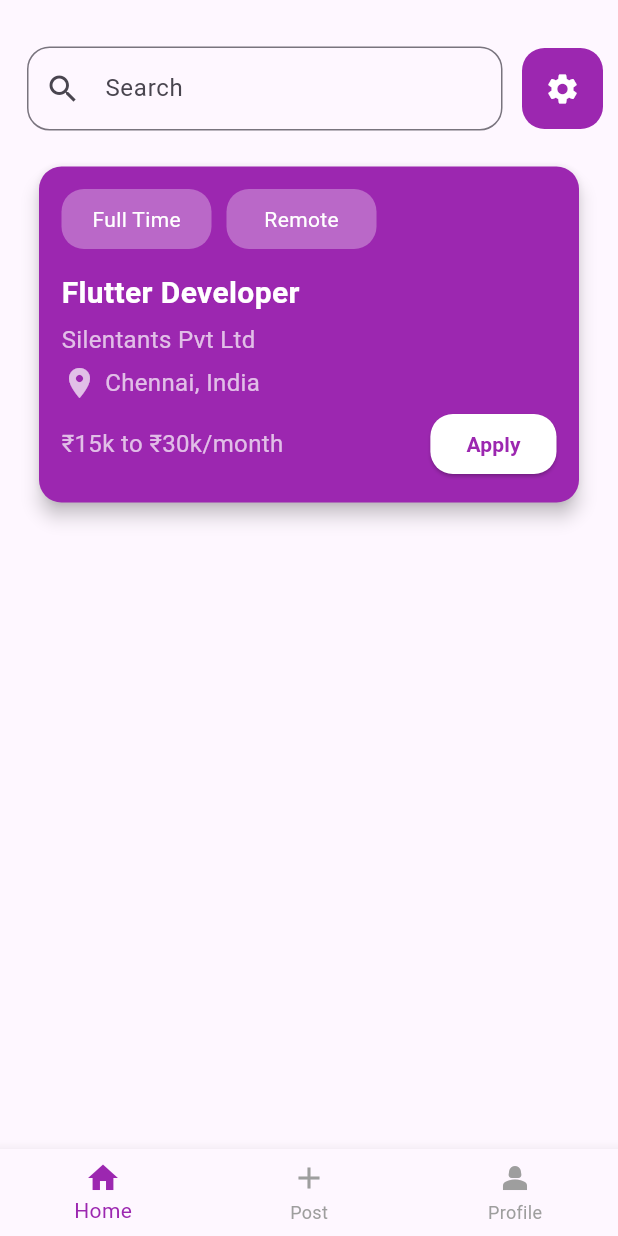
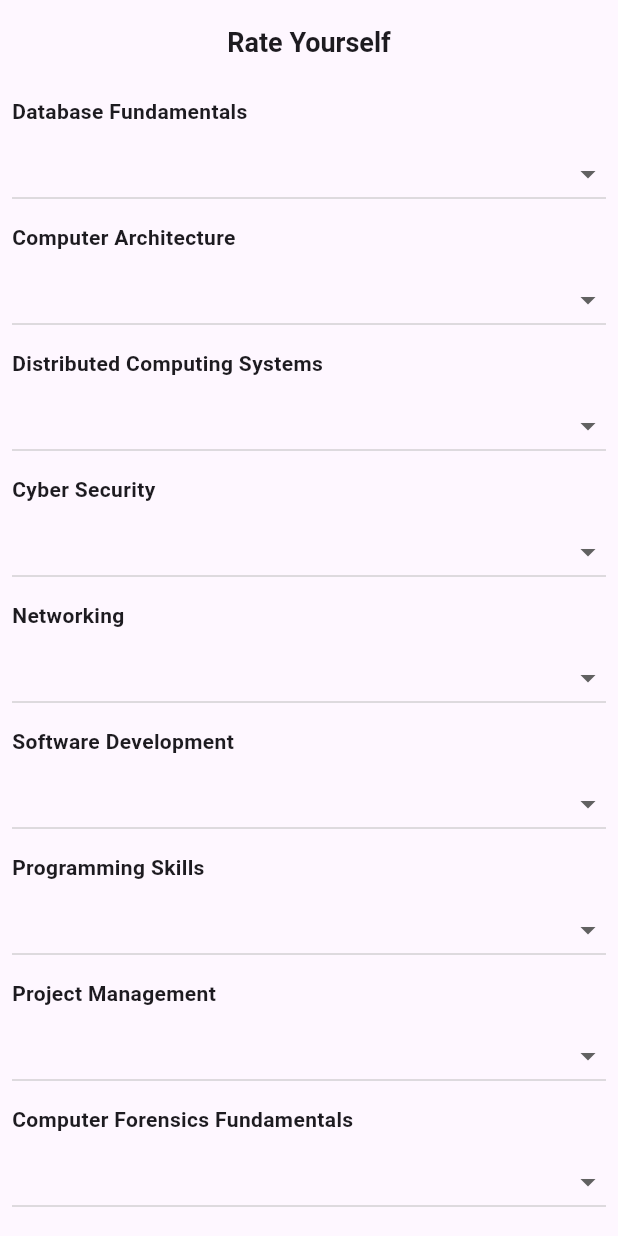
Before and after one commit to WebX-Divin/alumini_job_refer_app, a Flutter app: the screen it shows after launch, on a phone screen of 412 x 824 dp. Run offline on Flutter 3.47's test engine with Material 3 defaults, Android fonts, the phone set to English and light mode, and no system bars; our stand-ins replace flutter_bloc, shared_preferences.

Commit message:
skill finder screen completed

```diff
--- a/lib/cubit/jobapp_cubit.dart
+++ b/lib/cubit/jobapp_cubit.dart
@@ -1,8 +1,22 @@
-import 'package:bloc/bloc.dart';
-import 'package:meta/meta.dart';
+import 'package:flutter/foundation.dart';
+import 'package:flutter_bloc/flutter_bloc.dart';
+import '../data/repository/job_repository.dart';
+import '../models/job_models.dart';
 
 part 'jobapp_state.dart';
 
 class JobappCubit extends Cubit<JobappState> {
-  JobappCubit() : super(JobappInitial());
+  final JobRepository _jobRepository;
+
+  JobappCubit(this._jobRepository) : super(JobappInitial());
+
+  Future<void> fetchJobs() async {
+    try {
+      emit(JobappLoading());
+      final fetchedJobs = await _jobRepository.fetchJobs();
+      emit(JobappLoaded(fetchedJobs));
+    } catch (e) {
+      emit(JobappError(e.toString()));
+    }
+  }
 }
--- a/lib/cubit/jobapp_state.dart
+++ b/lib/cubit/jobapp_state.dart
@@ -1,6 +1,21 @@
+// jobapp_state.dart
 part of 'jobapp_cubit.dart';
 
 @immutable
-sealed class JobappState {}
+abstract class JobappState {}
 
-final class JobappInitial extends JobappState {}
+class JobappInitial extends JobappState {}
+
+class JobappLoading extends JobappState {}
+
+class JobappLoaded extends JobappState {
+  final List<JobModel> jobs;
+
+  JobappLoaded(this.jobs);
+}
+
+class JobappError extends JobappState {
+  final String errorMessage;
+
+  JobappError(this.errorMessage);
+}
--- a/lib/data/data_provider/job_data_provider.dart
+++ b/lib/data/data_provider/job_data_provider.dart
@@ -6,7 +6,7 @@ import 'package:http/http.dart' as http;
 
 class JobDataProvider {
   Future postData(Map<String, dynamic> body, String endpoint) async {
-    String url = 'https://d319-40-84-168-240.ngrok-free.app';
+    String url = 'https://9b58-20-169-8-161.ngrok-free.app';
     String fullUrl = '$url/$endpoint';
     String? token = await TokenHandler.getToken('token');
 
@@ -26,7 +26,7 @@ class JobDataProvider {
   }
 
   Future getData(String endpoint) async {
-    String url = 'https://d319-40-84-168-240.ngrok-free.app';
+    String url = 'https://9b58-20-169-8-161.ngrok-free.app';
     String fullUrl = '$url/$endpoint';
     String? token = await TokenHandler.getToken('token');
 
@@ -37,7 +37,7 @@ class JobDataProvider {
 
     try {
       final http.Response response =
-          await http.post(Uri.parse(fullUrl), headers: headers);
+          await http.get(Uri.parse(fullUrl), headers: headers);
       return response.body;
     } catch (error) {
       throw error.toString();
--- a/lib/main.dart
+++ b/lib/main.dart
@@ -1,7 +1,10 @@
 import 'package:alumini_job_refer_app/cubit/jobapp_cubit.dart';
-import 'package:alumini_job_refer_app/presentation/screens/homeScreen.dart';
+import 'package:alumini_job_refer_app/data/data_provider/job_data_provider.dart';
+import 'package:alumini_job_refer_app/data/repository/job_repository.dart';
 import 'package:flutter/material.dart';
 import 'package:flutter_bloc/flutter_bloc.dart';
+
+import 'presentation/screens/findSkillScreen.dart';
 
 void main() {
   runApp(const MyApp());
@@ -13,14 +16,18 @@ class MyApp extends StatelessWidget {
   @override
   Widget build(BuildContext context) {
     return BlocProvider<JobappCubit>(
-      create: (context) => JobappCubit(),
+      create: (context) => JobappCubit(
+        JobRepository(
+          JobDataProvider(),
+        ),
+      )..fetchJobs(),
       child: MaterialApp(
         debugShowCheckedModeBanner: false,
         title: 'Alumini Job Refer App - AI Assisted',
         theme: ThemeData.light(
           useMaterial3: true,
         ),
-        home: const HomeScreen(),
+        home: const FindSkillScreen(),
       ),
     );
   }
--- /dev/null
+++ b/lib/models/job_models.dart
@@ -0,0 +1,107 @@
+// ignore_for_file: public_member_api_docs, sort_constructors_first
+import 'dart:convert';
+
+class JobModel {
+  final String role;
+  final String companyName;
+  final String location;
+  final bool remote;
+  final bool fullTime;
+  final int salary;
+  final String referral;
+  final String link;
+  JobModel({
+    required this.role,
+    required this.companyName,
+    required this.location,
+    required this.remote,
+    required this.fullTime,
+    required this.salary,
+    required this.referral,
+    required this.link,
+  });
+
+  JobModel copyWith({
+    String? role,
+    String? companyName,
+    String? location,
+    bool? remote,
+    bool? fullTime,
+    int? salary,
+    String? referral,
+    String? link,
+  }) {
+    return JobModel(
+      role: role ?? this.role,
+      companyName: companyName ?? this.companyName,
+      location: location ?? this.location,
+      remote: remote ?? this.remote,
+      fullTime: fullTime ?? this.fullTime,
+      salary: salary ?? this.salary,
+      referral: referral ?? this.referral,
+      link: link ?? this.link,
+    );
+  }
+
+  Map<String, dynamic> toMap() {
+    return <String, dynamic>{
+      'role': role,
+      'companyName': companyName,
+      'location': location,
+      'remote': remote,
+      'fullTime': fullTime,
+      'salary': salary,
+      'referral': referral,
+      'link': link,
+    };
+  }
+
+  factory JobModel.fromMap(Map<String, dynamic> map) {
+    return JobModel(
+      role: map['job_role'] ?? '',
+      companyName: map['company_name'] ?? '',
+      location: map['location'] ?? '',
+      remote: map['is_part_time'] ?? false,
+      fullTime: map['is_office'] ?? false,
+      salary: map['salary'] ?? '',
+      referral: map['referral_code'] ?? '',
+      link: map['apply_link'] ?? '',
+    );
+  }
+
+  String toJson() => json.encode(toMap());
+
+  factory JobModel.fromJson(String source) =>
+      JobModel.fromMap(json.decode(source) as Map<String, dynamic>);
+
+  @override
+  String toString() {
+    return 'JobModel(role: $role, companyName: $companyName, location: $location, remote: $remote, fullTime: $fullTime, salary: $salary, referral: $referral, link: $link)';
+  }
+
+  @override
+  bool operator ==(covariant JobModel other) {
+    if (identical(this, other)) return true;
+
+    return other.role == role &&
+        other.companyName == companyName &&
+        other.location == location &&
+        other.remote == remote &&
+        other.fullTime == fullTime &&
+        other.salary == salary &&
+        other.referral == referral &&
+        other.link == link;
+  }
+
+  @override
+  int get hashCode {
+    return role.hashCode ^
+        companyName.hashCode ^
+        location.hashCode ^
+        remote.hashCode ^
+        fullTime.hashCode ^
+        salary.hashCode ^
+        referral.hashCode ^
+        link.hashCode;
+  }
+}
--- /dev/null
+++ b/lib/presentation/screens/findSkillScreen.dart
@@ -0,0 +1,206 @@
+import 'package:alumini_job_refer_app/presentation/screens/findSkillSuccessScreen.dart';
+import 'package:flutter/material.dart';
+
+import '../../data/data_provider/job_data_provider.dart';
+import '../../data/repository/job_repository.dart';
+
+class FindSkillScreen extends StatefulWidget {
+  const FindSkillScreen({super.key});
+
+  @override
+  State<FindSkillScreen> createState() => _FindSkillScreenState();
+}
+
+class _FindSkillScreenState extends State<FindSkillScreen> {
+  final Map<String, int?> _ratings = {};
+  final Map<String, TextEditingController> _skillControllers = {};
+
+  @override
+  void initState() {
+    super.initState();
+    // Initialize _ratings with default values for all skills
+    _skills.forEach((skill) {
+      _ratings[skill] = null; // Set default value to null
+      _skillControllers[skill] = TextEditingController();
+    });
+  }
+
+  @override
+  void dispose() {
+    _skillControllers.forEach((key, value) => value.dispose());
+    super.dispose();
+  }
+
+  Future<void> _handleUserRatings() async {
+    try {
+      final ratings = {
+        "Database_Fundamentals": 0,
+        "Computer_Architecture": 0,
+        "Distributed_Computing_Systems": 0,
+        "Cyber_Security": 0,
+        "Networking": 0,
+        "Development": 0,
+        "Programming_Skills": 0,
+        "Project_Management": 0,
+        "Computer_Forensics_Fundamentals": 0,
+        "Technical_Communication": 0,
+        "AI_ML": 0,
+        "Software_Engineering": 0,
+        "Business_Analysis": 0,
+        "Communication_skills": 0,
+        "Data_Science": 0,
+        "Troubleshooting_skills": 0,
+        "Graphics_Designing": 0,
+      };
+
+      _skillControllers.forEach((key, value) {
+        final skillRating = int.tryParse(value.text);
+        if (skillRating != null) {
+          ratings[key.replaceAll(' ', '_')] = skillRating;
+        }
+      });
+
+      final result =
+          await JobRepository(JobDataProvider()).sendSkillRatings(ratings);
+      final prediction = result['prediction'];
+      Navigator.push(
+        context,
+        MaterialPageRoute(
+          builder: (context) => FindSkillSuccessScreen(skill: prediction),
+        ),
+      );
+    } catch (e) {
+      throw e.toString();
+    }
+  }
+
+  final List<String> _skills = [
+    'Database Fundamentals',
+    'Computer Architecture',
+    'Distributed Computing Systems',
+    'Cyber Security',
+    'Networking',
+    'Software Development',
+    'Programming Skills',
+    'Project Management',
+    'Computer Forensics Fundamentals',
+    'Technical Communication',
+    'AI ML',
+    'Software Engineering',
+    'Business Analysis',
+    'Communication skills',
+    'Data Science',
+    'Troubleshooting skills',
+    'Graphics Designing',
+  ];
+
+  @override
+  Widget build(BuildContext context) {
+    return Scaffold(
+      appBar: AppBar(
+        centerTitle: true,
+        title: const Text(
+          'Rate Yourself',
+          style: TextStyle(
+            fontWeight: FontWeight.bold,
+            fontSize: 18,
+          ),
+        ),
+      ),
+      body: ListView.builder(
+        itemCount: _skills.length + 1, // Add 1 for the button item
+        itemBuilder: (context, index) {
+          if (index == _skills.length) {
+            // Display the button as the last item
+            return Column(
+              children: [
+                const SizedBox(height: 32),
+                SizedBox(
+                  width: double.infinity,
+                  child: ElevatedButton(
+                    onPressed: _handleUserRatings,
+                    style: ElevatedButton.styleFrom(
+                      backgroundColor: Colors.purple,
+                      padding: const EdgeInsets.symmetric(
+                          horizontal: 150, vertical: 20),
+                    ),
+                    child: const Text(
+                      'Find My Skill',
+                      softWrap: true,
+                      style: TextStyle(
+                        color: Colors.white,
+                        fontWeight: FontWeight.bold,
+                      ),
+                    ),
+                  ),
+                ),
+                const SizedBox(height: 16),
+              ],
+            );
+          } else {
+            // Display the skill items
+            final skill = _skills[index];
+            return Column(
+              crossAxisAlignment: CrossAxisAlignment.start,
+              children: [
+                Padding(
+                  padding: const EdgeInsets.all(8.0),
+                  child: Text(
+                    skill,
+                    style: TextStyle(fontWeight: FontWeight.bold),
+                  ),
+                ),
+                Padding(
+                  padding: const EdgeInsets.symmetric(horizontal: 8.0),
+                  child: SizedBox(
+                    width: double.infinity,
+                    child: DropdownButton<int>(
+                      isExpanded: true,
+                      value: _ratings[skill],
+                      onChanged: (value) {
+                        setState(() {
+                          _ratings[skill] = value!;
+                          _skillControllers[skill]?.text = value.toString();
+                        });
+                      },
+                      items: const [
+                        DropdownMenuItem(
+                          value: 1,
+                          child: Text('Not Interested'),
+                        ),
+                        DropdownMenuItem(
+                          value: 2,
+                          child: Text('Poor'),
+                        ),
+                        DropdownMenuItem(
+                          value: 3,
+                          child: Text('Beginner'),
+                        ),
+                        DropdownMenuItem(
+                          value: 5,
+                          child: Text('Average'),
+                        ),
+                        DropdownMenuItem(
+                          value: 6,
+                          child: Text('Intermediate'),
+                        ),
+                        DropdownMenuItem(
+                          value: 7,
+                          child: Text('Excellent'),
+                        ),
+                        DropdownMenuItem(
+                          value: 9,
+                          child: Text('Professional'),
+                        ),
+                      ],
+                    ),
+                  ),
+                ),
+              ],
+            );
+          }
+        },
+      ),
+    );
+  }
+}
--- a/lib/presentation/screens/homeScreen.dart
+++ b/lib/presentation/screens/homeScreen.dart
@@ -1,37 +1,30 @@
 // ignore_for_file: file_names
-
 import 'package:alumini_job_refer_app/data/data_provider/job_data_provider.dart';
 import 'package:alumini_job_refer_app/data/repository/job_repository.dart';
 import 'package:alumini_job_refer_app/presentation/widgets/card.dart';
 import 'package:alumini_job_refer_app/presentation/widgets/navigation.dart';
 import 'package:flutter/material.dart';
+import 'package:flutter_bloc/flutter_bloc.dart';
 
-class HomeScreen extends StatefulWidget {
+import '../../cubit/jobapp_cubit.dart';
+
+class HomeScreen extends StatelessWidget {
   const HomeScreen({Key? key}) : super(key: key);
 
   @override
-  State<HomeScreen> createState() => _HomeScreenState();
-}
-
-class _HomeScreenState extends State<HomeScreen> {
-  final jobRepository = JobRepository(JobDataProvider());
-
-  @override
-  void initState() {
-    super.initState();
-    jobRepository.fetchPosts();
-  }
-
-  @override
   Widget build(BuildContext context) {
-    return Scaffold(
+    return BlocProvider(
+      create: (context) => JobappCubit(
+        JobRepository(
+          JobDataProvider(),
+        ),
+      )..fetchJobs(),
+      child: Scaffold(
         body: Padding(
-        padding: const EdgeInsets.all(10.0), // Padding of 10 in all directions
+          padding: const EdgeInsets.all(10.0),
           child: Column(
             children: [
-            const SizedBox(
-              height: 13,
-            ),
+              const SizedBox(height: 13),
               Row(
                 mainAxisAlignment: MainAxisAlignment.spaceBetween,
                 children: [
@@ -40,13 +33,14 @@ class _HomeScreenState extends State<HomeScreen> {
                       padding: const EdgeInsets.all(8.0),
                       child: TextField(
                         decoration: InputDecoration(
-                        prefixIcon: Icon(
+                          prefixIcon: const Icon(
                             Icons.search,
                           ),
                           hintText: 'Search',
                           border: OutlineInputBorder(
                             borderRadius: BorderRadius.circular(
-                              15.0), // Adjust border radius as needed
+                              15.0,
+                            ),
                           ),
                         ),
                       ),
@@ -60,22 +54,48 @@ class _HomeScreenState extends State<HomeScreen> {
                       // Handle settings icon tap
                     },
                     child: Container(
-                    padding: EdgeInsets.all(15.0),
+                      padding: const EdgeInsets.all(15.0),
                       decoration: BoxDecoration(
                         shape: BoxShape.rectangle,
                         borderRadius: BorderRadius.circular(15),
-                      color: Colors.purple, // Set container background color
+                        color: Colors.purple,
                       ),
-                    child: Icon(Icons.settings, color: Colors.white),
+                      child: const Icon(Icons.settings, color: Colors.white),
                     ),
                   ),
                 ],
               ),
-            const reusableCard(),
+              Expanded(
+                child: BlocBuilder<JobappCubit, JobappState>(
+                  builder: (context, state) {
+                    if (state is JobappLoading) {
+                      return const Center(
+                        child: CircularProgressIndicator(),
+                      );
+                    } else if (state is JobappLoaded) {
+                      return ListView.builder(
+                        itemCount: state.jobs.length,
+                        itemBuilder: (context, index) {
+                          return reusableCard(jobModel: state.jobs[index]);
+                        },
+                      );
+                    } else if (state is JobappError) {
+                      return Center(
+                        child: Text(state.errorMessage),
+                      );
+                    } else {
+                      return const Center(
+                        child: Text('Something went wrong'),
+                      );
+                    }
+                  },
+                ),
+              ),
             ],
           ),
         ),
         bottomNavigationBar: const navigationBar(),
+      ),
     );
   }
 }
--- a/lib/presentation/widgets/card.dart
+++ b/lib/presentation/widgets/card.dart
@@ -1,22 +1,18 @@
-// ignore_for_file: camel_case_types
+import 'package:flutter/material.dart';
+import '../../models/job_models.dart';
 
-import 'package:flutter/material.dart';
+class reusableCard extends StatelessWidget {
+  final JobModel jobModel;
 
-class reusableCard extends StatefulWidget {
-  const reusableCard({Key? key}) : super(key: key);
+  const reusableCard({Key? key, required this.jobModel}) : super(key: key);
 
-  @override
-  State<reusableCard> createState() => _reusableCardState();
-}
-
-class _reusableCardState extends State<reusableCard> {
   @override
   Widget build(BuildContext context) {
     return Padding(
       padding: const EdgeInsets.all(12.0),
       child: Card(
-        color: Colors.purple, // Set card color to purple
-        elevation: 5, // Add elevation for a shadow effect
+        color: Colors.purple,
+        elevation: 5,
         shape: RoundedRectangleBorder(
           borderRadius: BorderRadius.circular(15.0),
         ),
@@ -35,9 +31,9 @@ class _reusableCardState extends State<reusableCard> {
                     ),
                     width: 100,
                     height: 40,
-                    child: const Text(
-                      'Full Time',
-                      style: TextStyle(
+                    child: Text(
+                      jobModel.fullTime ? 'Full Time' : 'Intern',
+                      style: const TextStyle(
                         color: Colors.white,
                       ),
                     ),
@@ -51,9 +47,9 @@ class _reusableCardState extends State<reusableCard> {
                     ),
                     width: 100,
                     height: 40,
-                    child: const Text(
-                      'Remote',
-                      style: TextStyle(
+                    child: Text(
+                      jobModel.remote ? 'Remote' : 'On-site',
+                      style: const TextStyle(
                         color: Colors.white,
                       ),
                     ),
@@ -61,46 +57,44 @@ class _reusableCardState extends State<reusableCard> {
                 ],
               ),
               const SizedBox(height: 15),
-              const Text(
-                'Flutter Developer',
-                style: TextStyle(
+              Text(
+                jobModel.role,
+                style: const TextStyle(
                   color: Colors.white,
                   fontSize: 20,
                   fontWeight: FontWeight.bold,
                 ),
               ),
-              const SizedBox(
-                height: 5,
+              const SizedBox(height: 5),
+              Text(
+                jobModel.companyName,
+                style: const TextStyle(
+                  fontWeight: FontWeight.normal,
+                  color: Colors.white70,
+                  fontSize: 16,
+                ),
               ),
-              const Text(
-                'Silentants Pvt Ltd',
-                style: TextStyle(
-                    fontWeight: FontWeight.normal,
-                    color: Colors.white70,
-                    fontSize: 16),
-              ),
-              const SizedBox(
-                height: 5,
-              ),
-              const Row(
+              const SizedBox(height: 5),
+              Row(
                 children: [
-                  Icon(Icons.location_on, color: Colors.white70),
-                  SizedBox(width: 5),
+                  const Icon(Icons.location_on, color: Colors.white70),
+                  const SizedBox(width: 5),
                   Text(
-                    'Chennai, India',
-                    style: TextStyle(
-                        fontWeight: FontWeight.normal,
-                        color: Colors.white70,
-                        fontSize: 16),
+                    jobModel.location,
+                    style: const TextStyle(
+                      fontWeight: FontWeight.normal,
+                      color: Colors.white70,
+                      fontSize: 16,
+                    ),
                   ),
                 ],
               ),
               const SizedBox(height: 5),
               Row(
                 children: [
-                  const Text(
-                    '₹15k to ₹30k/month',
-                    style: TextStyle(
+                  Text(
+                    '₹${jobModel.salary.toString()}/month',
+                    style: const TextStyle(
                       color: Colors.white70,
                       fontSize: 16,
                     ),
@@ -113,14 +107,15 @@ class _reusableCardState extends State<reusableCard> {
                     child: const Text(
                       'Apply',
                       style: TextStyle(
-                          color: Colors.purple, fontWeight: FontWeight.bold),
+                        color: Colors.purple,
+                        fontWeight: FontWeight.bold,
+                      ),
                     ),
                     style: ElevatedButton.styleFrom(
                       shape: RoundedRectangleBorder(
                         borderRadius: BorderRadius.circular(15.0),
                       ),
-                      backgroundColor:
-                          Colors.white, // Set button color to white
+                      backgroundColor: Colors.white,
                     ),
                   ),
                 ],
```
Also changed, not shown: lib/data/repository/job_repository.dart (+21 -4 lines), lib/presentation/screens/findSkillSuccessScreen.dart (added, +64 -0 lines), lib/presentation/screens/postScreen.dart (+10 -5 lines), lib/presentation/screens/postSuccessScreen.dart (added, +60 -0 lines), lib/presentation/screens/successScreen.dart (deleted, +0 -33 lines), images/skill_success.png (added), images/success.png (added). Lines whose indentation alone changed are shown as unchanged.
